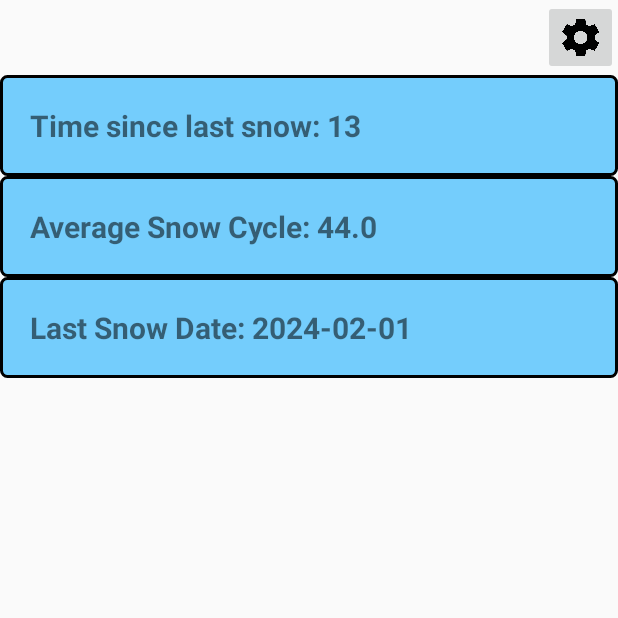
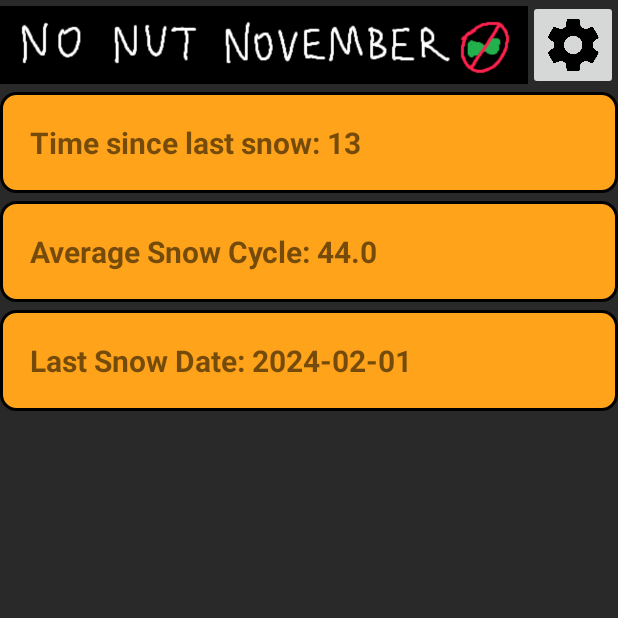
Before and after one commit to rmunuu/Endurance, an Android app: the screen it shows after launch (MainActivity), on a phone screen of 412 x 824 dp, the top half of it. Run offline under Robolectric (Android 15) with nearby library versions, the phone set to English and light mode, and no system bars; our stand-ins replace navigation-ui.

Commit message:
add images including incon, setting

```diff
--- a/app/src/main/AndroidManifest.xml
+++ b/app/src/main/AndroidManifest.xml
@@ -7,9 +7,9 @@
         android:allowBackup="true"
         android:dataExtractionRules="@xml/data_extraction_rules"
         android:fullBackupContent="@xml/backup_rules"
-        android:icon="@mipmap/ic_launcher"
+        android:icon="@mipmap/nnn_square"
         android:label="@string/app_name"
-        android:roundIcon="@mipmap/ic_launcher_round"
+        android:roundIcon="@mipmap/nnn_round"
         android:supportsRtl="true"
         android:theme="@style/Theme.Endurence"
         tools:targetApi="31">
--- a/app/src/main/res/drawable-v24/textview_box.xml
+++ b/app/src/main/res/drawable-v24/textview_box.xml
@@ -1,7 +1,7 @@
 <?xml version="1.0" encoding="utf-8"?>
 <shape xmlns:android="http://schemas.android.com/apk/res/android">
-    <solid android:color="#74CDFC"/> <!-- Background color of the box -->
+    <solid android:color="#ffa31a"/> <!-- Background color of the box -->
     <stroke android:width="2dp" android:color="#000000"/> <!-- Border color and width -->
-    <corners android:radius="4dp"/> <!-- Corner radius -->
+    <corners android:radius="10dp"/> <!-- Corner radius -->
     <padding android:left="10dp" android:top="10dp" android:right="10dp" android:bottom="10dp"/> <!-- Optional padding -->
 </shape>
--- a/app/src/main/res/layout/activity_main.xml
+++ b/app/src/main/res/layout/activity_main.xml
@@ -1,6 +1,7 @@
 <RelativeLayout xmlns:android="http://schemas.android.com/apk/res/android"
     android:layout_width="match_parent"
-    android:layout_height="match_parent">
+    android:layout_height="match_parent"
+    android:background="#292929">
 
 
 <!--    <Button-->
@@ -10,32 +11,56 @@
 <!--        android:layout_alignParentTop="true"-->
 <!--        android:layout_alignParentEnd="true"-->
 <!--        android:background="@drawable/settings_img"/>-->
-    <ImageButton
-        android:id="@+id/settingsButton"
-        android:layout_width="50dp"
-        android:layout_height="50dp"
-        android:layout_alignParentTop="true"
-        android:layout_alignParentEnd="true"
-        android:onClick="onImageButtonClick"
-        android:scaleType="fitCenter"
-        android:src="@drawable/settings_img" />
+
+    <LinearLayout
+        android:id="@+id/topLinearLayout"
+        android:layout_width="match_parent"
+        android:layout_height="wrap_content"
+        android:orientation="horizontal">
+
+        <ImageView
+            android:layout_width="0dp"
+            android:layout_height="60dp"
+            android:scaleType="fitCenter"
+            android:src="@drawable/nnn_head"
+            android:layout_weight="1"/>
+
+        <ImageButton
+            android:id="@+id/settingsButton"
+            android:layout_width="60dp"
+            android:layout_height="60dp"
+            android:scaleType="fitCenter"
+            android:src="@drawable/settings_img" />
+    </LinearLayout>
+
+<!--    <ImageButton-->
+<!--        android:id="@+id/settingsButton"-->
+<!--        android:layout_width="50dp"-->
+<!--        android:layout_height="50dp"-->
+<!--        android:layout_alignParentTop="true"-->
+<!--        android:layout_alignParentEnd="true"-->
+<!--        android:onClick="onImageButtonClick"-->
+<!--        android:scaleType="fitCenter"-->
+<!--        android:src="@drawable/settings_img" />-->
 
 
     <TextView
         android:id="@+id/timeSinceLastSnow"
         android:layout_width="match_parent"
         android:layout_height="wrap_content"
+        android:layout_marginTop="1dp"
         android:text="@string/time_since_last_snow"
         android:textSize="20sp"
         android:textStyle="bold"
         android:background="@drawable/textview_box"
         android:padding="20dp"
-        android:layout_below="@id/settingsButton"/>
+        android:layout_below="@id/topLinearLayout"/>
 
     <TextView
         android:id="@+id/averageSnowCycle"
         android:layout_width="match_parent"
         android:layout_height="wrap_content"
+        android:layout_marginTop="5dp"
         android:text="@string/average_snow_cycle"
         android:textSize="20sp"
         android:textStyle="bold"
@@ -47,6 +72,7 @@
         android:id="@+id/lastSnowDate"
         android:layout_width="match_parent"
         android:layout_height="wrap_content"
+        android:layout_marginTop="5dp"
         android:text="@string/last_snow_date"
         android:textSize="20sp"
         android:textStyle="bold"
--- a/app/src/main/res/values/strings.xml
+++ b/app/src/main/res/values/strings.xml
@@ -1,5 +1,5 @@
 <resources>
-    <string name="app_name">Endurence</string>
+    <string name="app_name">No Nut November</string>
     <string name="action_settings">Settings</string>
     <!-- Strings used for fragments for navigation -->
     <string name="first_fragment_label">First Fragment</string>
```
Also changed, not shown: app/src/main/res/drawable-v24/nnn_head.png (added), app/src/main/res/mipmap-hdpi/nnn_round.png (added), app/src/main/res/mipmap-hdpi/nnn_square.png (added).
